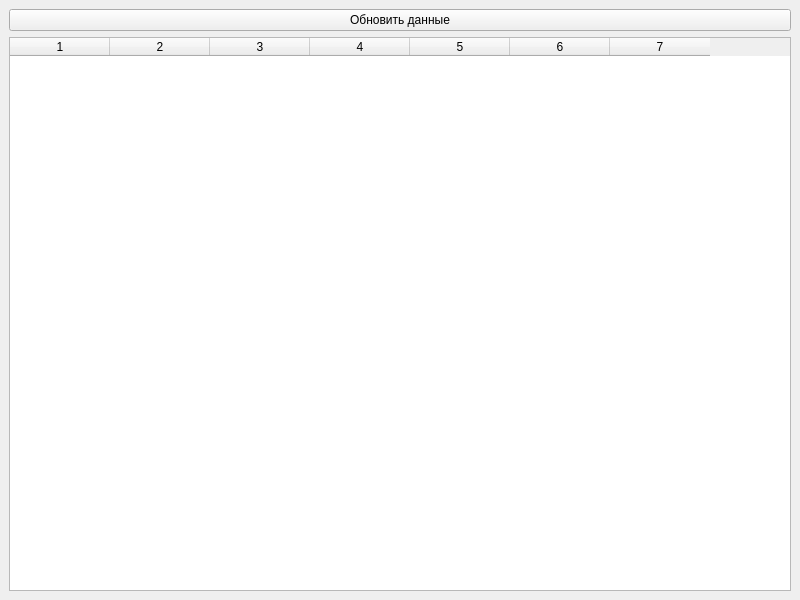
Qt form main.ui (Rudnev-Konstantin/Coffee) before a commit.
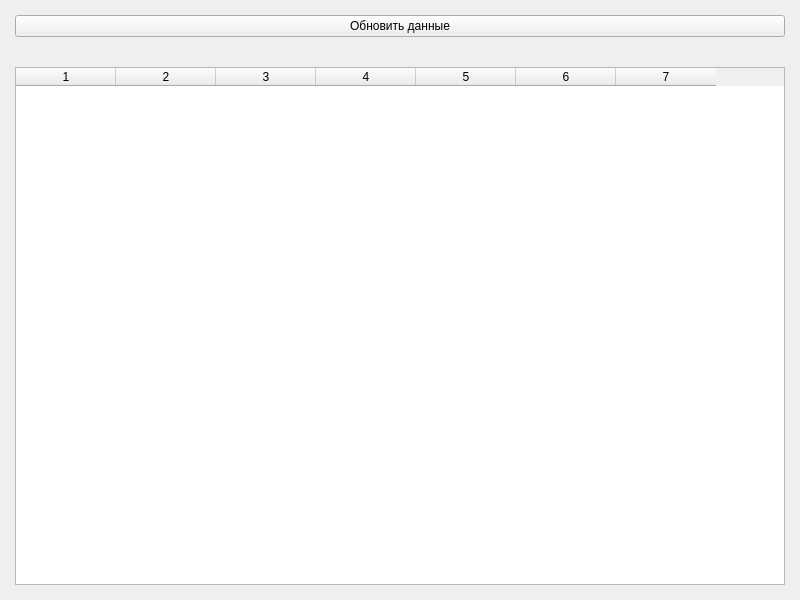
The same form after that commit.

Commit message: только сейчас задумался о gitignore, и исправил визуальные баги

The edit to the form file:
```diff
--- a/main.ui
+++ b/main.ui
@@ -15,8 +15,26 @@
   </property>
   <widget class="QWidget" name="centralwidget">
    <layout class="QVBoxLayout" name="verticalLayout">
+    <property name="spacing">
+     <number>30</number>
+    </property>
+    <property name="leftMargin">
+     <number>15</number>
+    </property>
+    <property name="topMargin">
+     <number>15</number>
+    </property>
+    <property name="rightMargin">
+     <number>15</number>
+    </property>
+    <property name="bottomMargin">
+     <number>15</number>
+    </property>
     <item>
      <widget class="QPushButton" name="refreshButton">
+      <property name="styleSheet">
+       <string notr="true"/>
+      </property>
       <property name="text">
        <string>Обновить данные</string>
       </property>
@@ -24,6 +42,9 @@
     </item>
     <item>
      <widget class="QTableWidget" name="tableWidget">
+      <property name="styleSheet">
+       <string notr="true"/>
+      </property>
       <property name="rowCount">
        <number>0</number>
       </property>
```
The commit also changes 2 other files.
